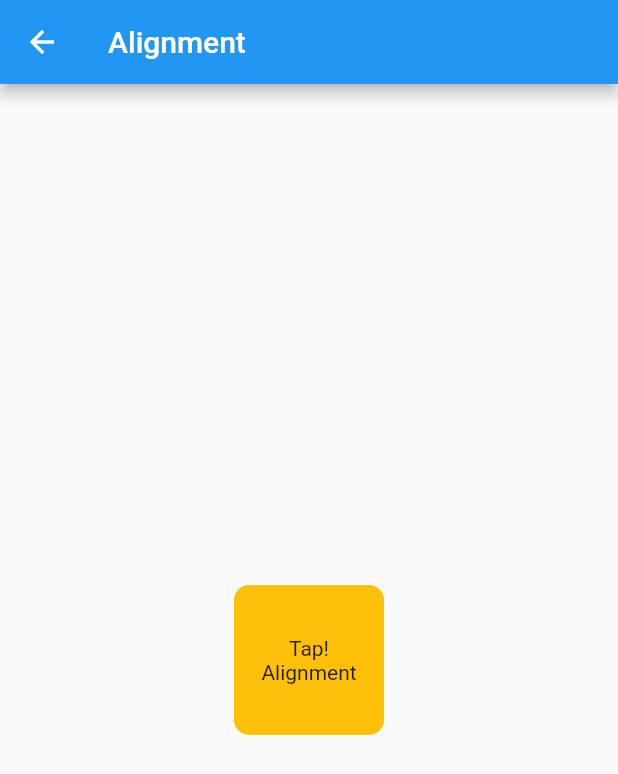
After one commit to ChhailengTim/flutter_libraries, a Flutter app: the screen it shows after launch, after a tap on "Alignment", on a phone screen of 412 x 824 dp. The commit adds this screen. Shown: the top 774 px of the screen. Run offline on Flutter 3.47's test engine with Material 2 defaults, Android fonts, the phone set to English and light mode, and no system bars; our stand-ins replace get.

Commit message:
Alignments Class

```diff
--- /dev/null
+++ b/lib/classA/view/alignments.dart
@@ -0,0 +1,343 @@
+import 'package:flutter/material.dart';
+import 'package:flutter_libraries/utils/config/config.dart';
+import 'package:get/get.dart';
+
+class AlignmentsScreen extends StatefulWidget {
+  const AlignmentsScreen({super.key});
+
+  @override
+  State<AlignmentsScreen> createState() => _AlignmentsScreenState();
+}
+
+class _AlignmentsScreenState extends State<AlignmentsScreen> {
+  bool reStart = true;
+  bool center = true;
+  bool topLeft = true;
+  bool topCenter = true;
+  bool topRight = true;
+  bool centerLeft = true;
+  bool centerInCenter = true;
+  bool centerRight = true;
+  bool bottomLeft = true;
+  bool bottomCenter = true;
+  bool bottomRight = true;
+
+  @override
+  Widget build(BuildContext context) {
+    final appText = Get.put(AppText());
+
+    return Scaffold(
+      appBar: AppBar(
+        title: Text(appText.alignment),
+      ),
+      body: center
+          ? Align(
+              alignment: Alignment.center,
+              child: InkWell(
+                onTap: () {
+                  setState(() {
+                    center = !center;
+                  });
+                },
+                child: Container(
+                  height: AppSize.a100,
+                  width: AppSize.a100,
+                  decoration: BoxDecoration(
+                    color: Colors.amber,
+                    borderRadius: BorderRadius.circular(AppSize.a10),
+                  ),
+                  child: Column(
+                    mainAxisAlignment: MainAxisAlignment.center,
+                    children: const [
+                      Text('Tap!'),
+                      Text('Alignment'),
+                    ],
+                  ),
+                ),
+              ),
+            )
+          : topLeft
+              ? Align(
+                  alignment: Alignment.topLeft,
+                  child: InkWell(
+                    onTap: () {
+                      setState(() {
+                        topLeft = !topLeft;
+                      });
+                    },
+                    child: Container(
+                      height: AppSize.a100,
+                      width: AppSize.a100,
+                      decoration: BoxDecoration(
+                        color: Colors.amber,
+                        borderRadius: BorderRadius.circular(AppSize.a10),
+                      ),
+                      child: Column(
+                        mainAxisAlignment: MainAxisAlignment.center,
+                        children: const [
+                          Text('Tap!'),
+                          Text('Alignment'),
+                        ],
+                      ),
+                    ),
+                  ),
+                )
+              : topCenter
+                  ? Align(
+                      alignment: Alignment.topCenter,
+                      child: InkWell(
+                        onTap: () {
+                          setState(() {
+                            topCenter = !topCenter;
+                          });
+                        },
+                        child: Container(
+                          height: AppSize.a100,
+                          width: AppSize.a100,
+                          decoration: BoxDecoration(
+                            color: Colors.amber,
+                            borderRadius: BorderRadius.circular(AppSize.a10),
+                          ),
+                          child: Column(
+                            mainAxisAlignment: MainAxisAlignment.center,
+                            children: const [
+                              Text('Tap!'),
+                              Text('Alignment'),
+                            ],
+                          ),
+                        ),
+                      ),
+                    )
+                  : topRight
+                      ? Align(
+                          alignment: Alignment.topRight,
+                          child: InkWell(
+                            onTap: () {
+                              setState(() {
+                                topRight = !topRight;
+                              });
+                            },
+                            child: Container(
+                              height: AppSize.a100,
+                              width: AppSize.a100,
+                              decoration: BoxDecoration(
+                                color: Colors.amber,
+                                borderRadius:
+                                    BorderRadius.circular(AppSize.a10),
+                              ),
+                              child: Column(
+                                mainAxisAlignment: MainAxisAlignment.center,
+                                children: const [
+                                  Text('Tap!'),
+                                  Text('Alignment'),
+                                ],
+                              ),
+                            ),
+                          ),
+                        )
+                      : centerLeft
+                          ? Align(
+                              alignment: Alignment.centerLeft,
+                              child: InkWell(
+                                onTap: () {
+                                  setState(() {
+                                    centerLeft = !centerLeft;
+                                  });
+                                },
+                                child: Container(
+                                  height: AppSize.a100,
+                                  width: AppSize.a100,
+                                  decoration: BoxDecoration(
+                                    color: Colors.amber,
+                                    borderRadius:
+                                        BorderRadius.circular(AppSize.a10),
+                                  ),
+                                  child: Column(
+                                    mainAxisAlignment: MainAxisAlignment.center,
+                                    children: const [
+                                      Text('Tap!'),
+                                      Text('Alignment'),
+                                    ],
+                                  ),
+                                ),
+                              ),
+                            )
+                          : centerInCenter
+                              ? Align(
+                                  alignment: Alignment.center,
+                                  child: InkWell(
+                                    onTap: () {
+                                      setState(() {
+                                        centerInCenter = !centerInCenter;
+                                      });
+                                    },
+                                    child: Container(
+                                      height: AppSize.a100,
+                                      width: AppSize.a100,
+                                      decoration: BoxDecoration(
+                                        color: Colors.amber,
+                                        borderRadius:
+                                            BorderRadius.circular(AppSize.a10),
+                                      ),
+                                      child: Column(
+                                        mainAxisAlignment:
+                                            MainAxisAlignment.center,
+                                        children: const [
+                                          Text('Tap!'),
+                                          Text('Alignment'),
+                                        ],
+                                      ),
+                                    ),
+                                  ),
+                                )
+                              : centerRight
+                                  ? Align(
+                                      alignment: Alignment.centerRight,
+                                      child: InkWell(
+                                        onTap: () {
+                                          setState(() {
+                                            centerRight = !centerRight;
+                                          });
+                                        },
+                                        child: Container(
+                                          height: AppSize.a100,
+                                          width: AppSize.a100,
+                                          decoration: BoxDecoration(
+                                            color: Colors.amber,
+                                            borderRadius: BorderRadius.circular(
+                                                AppSize.a10),
+                                          ),
+                                          child: Column(
+                                            mainAxisAlignment:
+                                                MainAxisAlignment.center,
+                                            children: const [
+                                              Text('Tap!'),
+                                              Text('Alignment'),
+                                            ],
+                                          ),
+                                        ),
+                                      ),
+                                    )
+                                  : bottomLeft
+                                      ? Align(
+                                          alignment: Alignment.bottomLeft,
+                                          child: InkWell(
+                                            onTap: () {
+                                              setState(() {
+                                                bottomLeft = !bottomLeft;
+                                              });
+                                            },
+                                            child: Container(
+                                              height: AppSize.a100,
+                                              width: AppSize.a100,
+                                              decoration: BoxDecoration(
+                                                color: Colors.amber,
+                                                borderRadius:
+                                                    BorderRadius.circular(
+                                                        AppSize.a10),
+                                              ),
+                                              child: Column(
+                                                mainAxisAlignment:
+                                                    MainAxisAlignment.center,
+                                                children: const [
+                                                  Text('Tap!'),
+                                                  Text('Alignment'),
+                                                ],
+                                              ),
+                                            ),
+                                          ),
+                                        )
+                                      : bottomCenter
+                                          ? Align(
+                                              alignment: Alignment.bottomCenter,
+                                              child: InkWell(
+                                                onTap: () {
+                                                  setState(() {
+                                                    bottomCenter =
+                                                        !bottomCenter;
+                                                  });
+                                                },
+                                                child: Container(
+                                                  height: AppSize.a100,
+                                                  width: AppSize.a100,
+                                                  decoration: BoxDecoration(
+                                                    color: Colors.amber,
+                                                    borderRadius:
+                                                        BorderRadius.circular(
+                                                            AppSize.a10),
+                                                  ),
+                                                  child: Column(
+                                                    mainAxisAlignment:
+                                                        MainAxisAlignment
+                                                            .center,
+                                                    children: const [
+                                                      Text('Tap!'),
+                                                      Text('Alignment'),
+                                                    ],
+                                                  ),
+                                                ),
+                                              ),
+                                            )
+                                          : reStart
+                                              ? Align(
+                                                  alignment:
+                                                      Alignment.bottomRight,
+                                                  child: InkWell(
+                                                    onTap: (() => setState(() {
+                                                          reStart = !reStart;
+                                                        })),
+                                                    child: Container(
+                                                      height: AppSize.a100,
+                                                      width: AppSize.a100,
+                                                      decoration: BoxDecoration(
+                                                        color: Colors.amber,
+                                                        borderRadius:
+                                                            BorderRadius
+                                                                .circular(
+                                                                    AppSize
+                                                                        .a10),
+                                                      ),
+                                                      child: Column(
+                                                        mainAxisAlignment:
+                                                            MainAxisAlignment
+                                                                .center,
+                                                        children: const [
+                                                          Text('Tap!'),
+                                                          Text('Alignment'),
+                                                        ],
+                                                      ),
+                                                    ),
+                                                  ),
+                                                )
+                                              : Align(
+                                                  alignment: Alignment.center,
+                                                  child: InkWell(
+                                                    onTap: (() => setState(() {
+                                                          center = center;
+                                                        })),
+                                                    child: Container(
+                                                      height: AppSize.a100,
+                                                      width: AppSize.a100,
+                                                      decoration: BoxDecoration(
+                                                        color: Colors.amber,
+                                                        borderRadius:
+                                                            BorderRadius
+                                                                .circular(
+                                                                    AppSize
+                                                                        .a10),
+                                                      ),
+                                                      child: Column(
+                                                        mainAxisAlignment:
+                                                            MainAxisAlignment
+                                                                .center,
+                                                        children: const [
+                                                          Text('Tap!'),
+                                                          Text('Alignment'),
+                                                        ],
+                                                      ),
+                                                    ),
+                                                  ),
+                                                ),
+    );
+  }
+}
--- a/lib/utils/config/sizes/app_size.dart
+++ b/lib/utils/config/sizes/app_size.dart
@@ -5,4 +5,6 @@ class AppSize {
   static const double a15 = 15;
   static const double a16 = 16;
   static const double a20 = 20;
+  static const double a100 = 100;
+  static const double a200 = 200;
 }
--- a/lib/utils/config/style/app_text.dart
+++ b/lib/utils/config/style/app_text.dart
@@ -3,4 +3,5 @@ import 'package:get/get.dart';
 class AppText {
   String absorpointer = 'absorb pointer'.capitalize!;
   String accumulator = 'accumulator'.capitalize!;
+  String alignment = 'alignment'.capitalize!;
 }
--- a/lib/view/screen/dashbord.dart
+++ b/lib/view/screen/dashbord.dart
@@ -1,5 +1,6 @@
 import 'package:flutter/material.dart';
 import 'package:flutter_libraries/classA/main_a.dart';
+import 'package:flutter_libraries/classA/view/alignments.dart';
 import 'package:flutter_libraries/utils/config/config.dart';
 import 'package:flutter_libraries/view/widgets/classes_card.dart';
 import 'package:get/get.dart';
@@ -12,6 +13,8 @@ class DashbordScreen extends StatelessWidget {
     final appText = Get.put(AppText());
     return Scaffold(
       body: SafeArea(
+        child: Padding(
+          padding: const EdgeInsets.all(8.0),
           child: Column(
             children: [
               ClassesCard(
@@ -26,7 +29,14 @@ class DashbordScreen extends StatelessWidget {
                   Get.to(() => const AccumulatorScreen());
                 },
               ),
+              ClassesCard(
+                title: appText.alignment,
+                onTap: () {
+                  Get.to(() => const AlignmentsScreen());
+                },
+              ),
             ],
+          ),
         ),
       ),
     );
```
Lines whose indentation alone changed are shown as unchanged.
